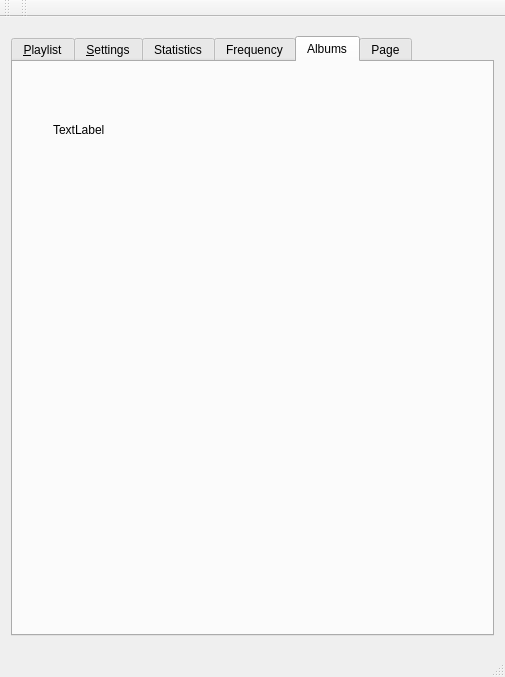
First picture: the form in archsimian.ui, repository Harpo3/archsimian, before the edit.
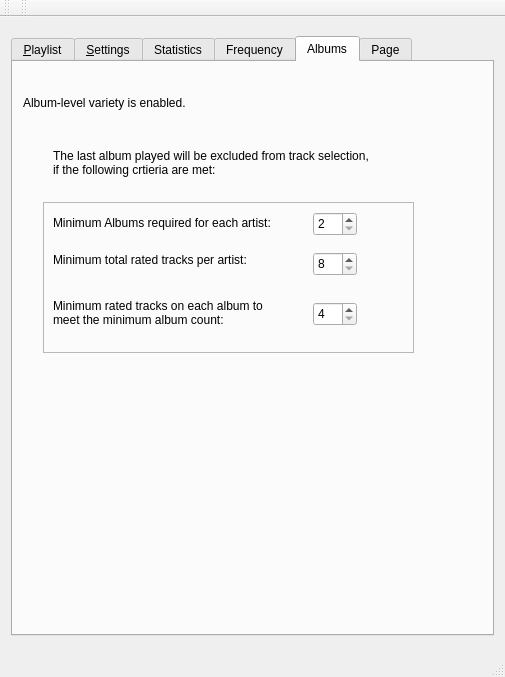
Second picture: the form after the edit. The open tabs and pages were chosen to show the change. Icons and pictures are not drawn.

Commit message: Added Album ID to ratedabbr and ratedabbr2 to prepare for building the album level variety function

Diff of the .ui file:
```diff
--- a/archsimian.ui
+++ b/archsimian.ui
@@ -1603,14 +1603,130 @@
        <widget class="QLabel" name="label_3">
         <property name="geometry">
          <rect>
+          <x>10</x>
+          <y>20</y>
+          <width>211</width>
+          <height>41</height>
+         </rect>
+        </property>
+        <property name="text">
+         <string>Album-level variety is enabled.</string>
+        </property>
+       </widget>
+       <widget class="QFrame" name="frame_3">
+        <property name="geometry">
+         <rect>
+          <x>30</x>
+          <y>140</y>
+          <width>371</width>
+          <height>151</height>
+         </rect>
+        </property>
+        <property name="frameShape">
+         <enum>QFrame::StyledPanel</enum>
+        </property>
+        <property name="frameShadow">
+         <enum>QFrame::Raised</enum>
+        </property>
+        <widget class="QLabel" name="label_4">
+         <property name="geometry">
+          <rect>
+           <x>10</x>
+           <y>10</y>
+           <width>231</width>
+           <height>21</height>
+          </rect>
+         </property>
+         <property name="text">
+          <string>Minimum Albums required for each artist:</string>
+         </property>
+        </widget>
+        <widget class="QLabel" name="label_7">
+         <property name="geometry">
+          <rect>
+           <x>10</x>
+           <y>50</y>
+           <width>221</width>
+           <height>16</height>
+          </rect>
+         </property>
+         <property name="text">
+          <string>Minimum total rated tracks per artist:</string>
+         </property>
+        </widget>
+        <widget class="QLabel" name="label_8">
+         <property name="geometry">
+          <rect>
+           <x>10</x>
+           <y>90</y>
+           <width>211</width>
+           <height>41</height>
+          </rect>
+         </property>
+         <property name="text">
+          <string>Minimum rated tracks on each album to meet the minimum album count:</string>
+         </property>
+         <property name="wordWrap">
+          <bool>true</bool>
+         </property>
+        </widget>
+        <widget class="QSpinBox" name="minalbumsspinBox">
+         <property name="geometry">
+          <rect>
+           <x>270</x>
+           <y>10</y>
+           <width>44</width>
+           <height>24</height>
+          </rect>
+         </property>
+         <property name="minimum">
+          <number>2</number>
+         </property>
+         <property name="value">
+          <number>2</number>
+         </property>
+        </widget>
+        <widget class="QSpinBox" name="mintracksspinBox">
+         <property name="geometry">
+          <rect>
+           <x>270</x>
+           <y>50</y>
+           <width>44</width>
+           <height>24</height>
+          </rect>
+         </property>
+         <property name="minimum">
+          <number>8</number>
+         </property>
+        </widget>
+        <widget class="QSpinBox" name="mintrackseachspinBox">
+         <property name="geometry">
+          <rect>
+           <x>270</x>
+           <y>100</y>
+           <width>44</width>
+           <height>24</height>
+          </rect>
+         </property>
+         <property name="minimum">
+          <number>4</number>
+         </property>
+        </widget>
+       </widget>
+       <widget class="QLabel" name="label_9">
+        <property name="geometry">
+         <rect>
           <x>40</x>
-          <y>60</y>
-          <width>53</width>
-          <height>15</height>
+          <y>80</y>
+          <width>321</width>
+          <height>41</height>
          </rect>
         </property>
         <property name="text">
-         <string>TextLabel</string>
+         <string>The last album played will be excluded from track selection, if the following crtieria are met:</string>
+        </property>
+        <property name="wordWrap">
+         <bool>true</bool>
         </property>
        </widget>
       </widget>
```
Left out of the diff: 29 changed lines with no effect on the pictures. The commit also changes 5 other files.
